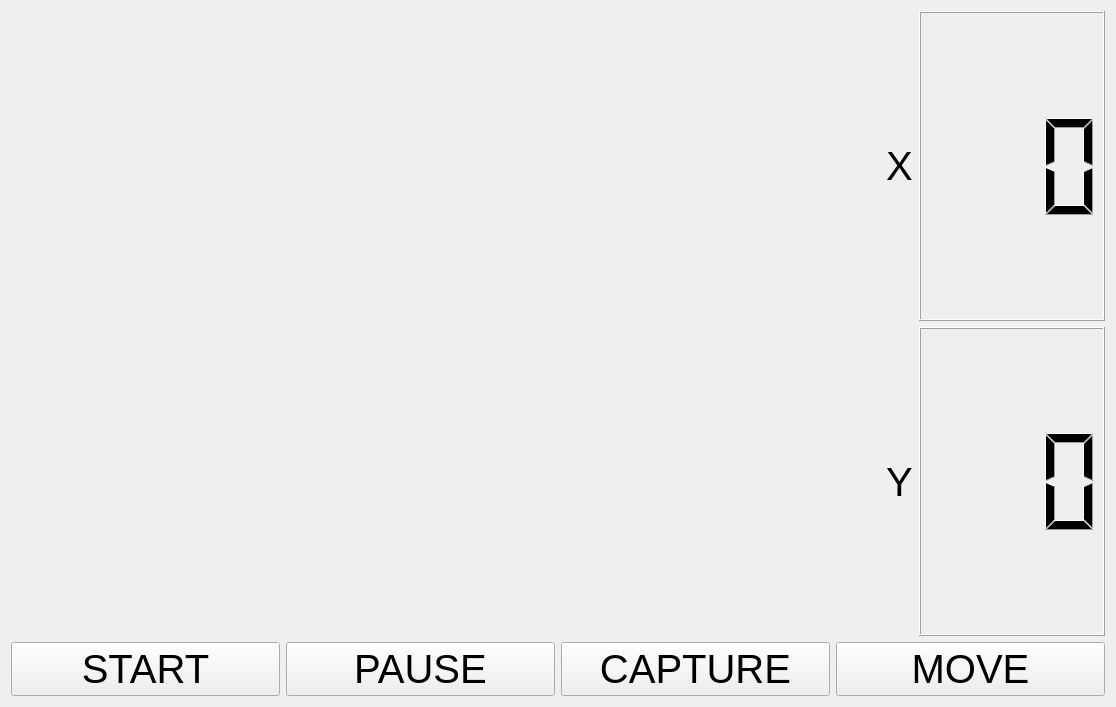
The window that QT_study/jjs_project_qt/tab1_camera_view.ui (MAKER-park/jjs_creno_project) describes before a commit, drawn with Qt 5.
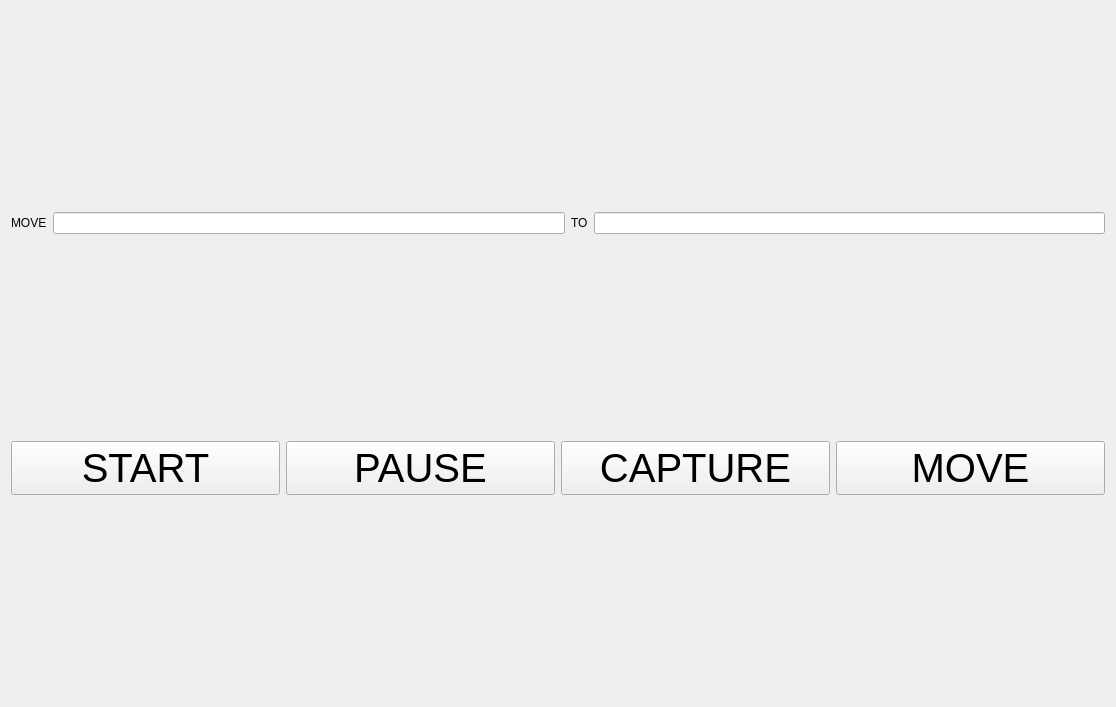
The same window after the commit.

```diff
--- a/QT_study/jjs_project_qt/tab1_camera_view.ui
+++ b/QT_study/jjs_project_qt/tab1_camera_view.ui
@@ -13,71 +13,35 @@
   <property name="windowTitle">
    <string>Form</string>
   </property>
-  <layout class="QVBoxLayout" name="verticalLayout_3" stretch="9,1">
+  <layout class="QVBoxLayout" name="verticalLayout_3" stretch="8,1,1">
    <item>
-    <layout class="QHBoxLayout" name="horizontalLayout" stretch="8,2">
+    <layout class="QHBoxLayout" name="horizontalLayout" stretch="8">
      <item>
       <layout class="QVBoxLayout" name="pVL_Cam"/>
      </item>
+    </layout>
+   </item>
      <item>
-      <layout class="QVBoxLayout" name="verticalLayout_2" stretch="2,2">
+    <layout class="QHBoxLayout" name="horizontalLayout_5">
        <item>
-        <layout class="QHBoxLayout" name="horizontalLayout_2" stretch="1,8">
-         <item>
-          <widget class="QLabel" name="label">
-           <property name="font">
-            <font>
-             <pointsize>30</pointsize>
-            </font>
-           </property>
+      <widget class="QLabel" name="label_3">
            <property name="text">
-            <string>X</string>
+        <string>MOVE</string>
            </property>
           </widget>
          </item>
          <item>
-          <widget class="QLCDNumber" name="pLN_Xpos">
-           <property name="font">
-            <font>
-             <pointsize>40</pointsize>
-            </font>
-           </property>
-           <property name="digitCount">
-            <number>3</number>
-           </property>
-          </widget>
-         </item>
-        </layout>
-       </item>
+      <widget class="QLineEdit" name="pLE_MOVE"/>
+     </item>
        <item>
-        <layout class="QHBoxLayout" name="horizontalLayout_3" stretch="1,8">
-         <item>
-          <widget class="QLabel" name="label_2">
-           <property name="font">
-            <font>
-             <pointsize>30</pointsize>
-            </font>
-           </property>
+      <widget class="QLabel" name="label_4">
            <property name="text">
-            <string>Y</string>
+        <string>TO</string>
            </property>
           </widget>
          </item>
          <item>
-          <widget class="QLCDNumber" name="pLN_Ypos">
-           <property name="font">
-            <font>
-             <pointsize>40</pointsize>
-            </font>
-           </property>
-           <property name="digitCount">
-            <number>3</number>
-           </property>
-          </widget>
-         </item>
-        </layout>
-       </item>
-      </layout>
+      <widget class="QLineEdit" name="pLE_TO"/>
      </item>
     </layout>
    </item>
```
Lines whose indentation alone changed are shown as unchanged.
